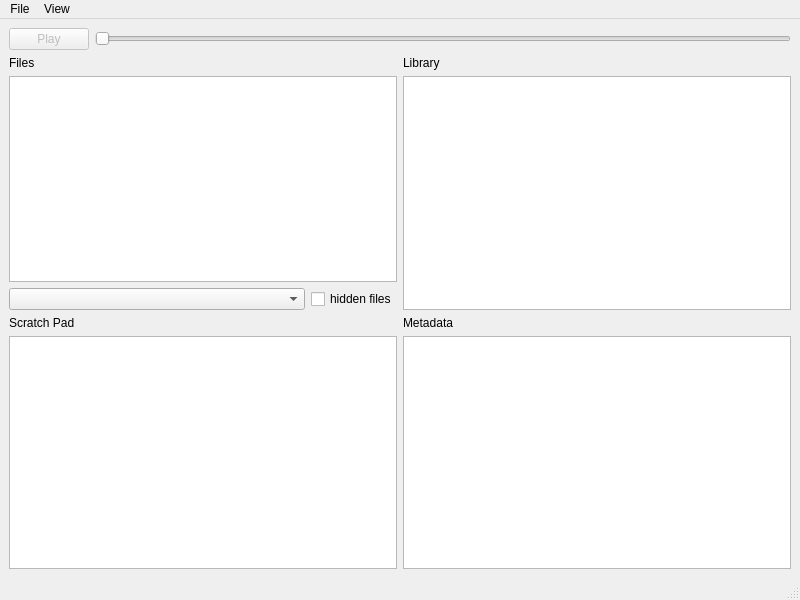
Old version of the form sample_drawer/gui/mainwindow.ui in the repository Jajcus/sampledrawer.
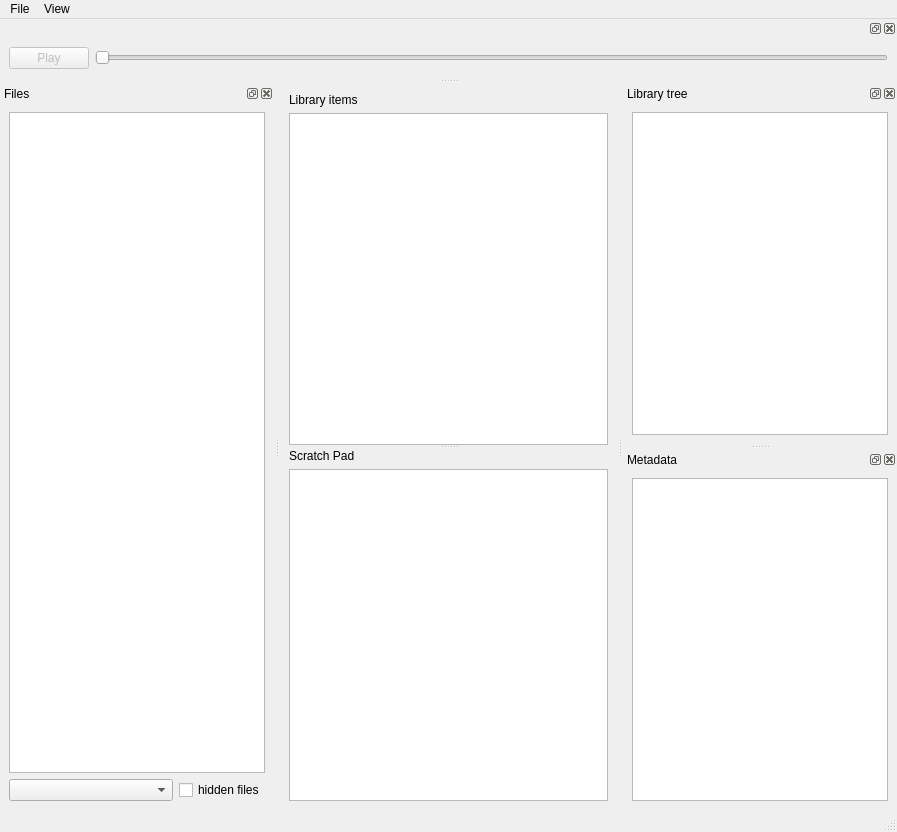
New version of the form. Icons and pictures are not drawn.

Commit message:
mainwindow: use dock widgets
makes the UI cleaner and more flexible

Unfortunately the central widgets cannot be dockable.

Diff of the .ui file:
```diff
--- a/sample_drawer/gui/mainwindow.ui
+++ b/sample_drawer/gui/mainwindow.ui
@@ -6,8 +6,8 @@
    <rect>
     <x>0</x>
     <y>0</y>
-    <width>800</width>
-    <height>600</height>
+    <width>897</width>
+    <height>832</height>
    </rect>
   </property>
   <property name="minimumSize">
@@ -22,125 +22,42 @@
   <widget class="QWidget" name="centralwidget">
    <layout class="QVBoxLayout" name="verticalLayout_6">
     <item>
-     <layout class="QVBoxLayout" name="verticalLayout_5">
-      <item>
-       <layout class="QHBoxLayout" name="horizontalLayout_2">
+     <widget class="QSplitter" name="splitter">
+      <property name="orientation">
+       <enum>Qt::Vertical</enum>
+      </property>
+      <widget class="QWidget" name="items_box" native="true">
+       <property name="enabled">
+        <bool>true</bool>
+       </property>
+       <layout class="QVBoxLayout" name="verticalLayout_4">
         <item>
-         <layout class="QGridLayout" name="media_controls">
-          <item row="0" column="0">
-           <widget class="QPushButton" name="play_btn">
-            <property name="enabled">
-             <bool>false</bool>
-            </property>
-            <property name="text">
-             <string>Play</string>
-            </property>
-            <property name="icon">
-             <iconset theme="media-playback-start">
-              <normaloff>.</normaloff>.</iconset>
-            </property>
-           </widget>
-          </item>
-         </layout>
-        </item>
-        <item>
-         <widget class="QSlider" name="horizontalSlider">
-          <property name="orientation">
-           <enum>Qt::Horizontal</enum>
+         <widget class="QLabel" name="label_3">
+          <property name="text">
+           <string>Library items</string>
           </property>
          </widget>
         </item>
-       </layout>
-      </item>
-      <item>
-       <layout class="QHBoxLayout" name="horizontalLayout_5">
         <item>
-         <layout class="QVBoxLayout" name="verticalLayout">
-          <item>
-           <widget class="QLabel" name="files_label">
-            <property name="text">
-             <string>Files</string>
-            </property>
-           </widget>
-          </item>
-          <item>
-           <widget class="QTreeView" name="file_tree"/>
-          </item>
-          <item>
-           <layout class="QHBoxLayout" name="horizontalLayout">
-            <item>
-             <widget class="QComboBox" name="name_filter">
-              <property name="sizePolicy">
-               <sizepolicy hsizetype="MinimumExpanding" vsizetype="Fixed">
-                <horstretch>0</horstretch>
-                <verstretch>0</verstretch>
-               </sizepolicy>
-              </property>
-             </widget>
-            </item>
-            <item>
-             <widget class="QCheckBox" name="show_hidden">
-              <property name="text">
-               <string>hidden files</string>
-              </property>
-             </widget>
-            </item>
-           </layout>
-          </item>
-         </layout>
+         <widget class="QTableView" name="library_items"/>
         </item>
-        <item>
-         <layout class="QVBoxLayout" name="verticalLayout_2">
-          <item>
-           <widget class="QLabel" name="lib_label">
-            <property name="text">
-             <string>Library</string>
-            </property>
-           </widget>
-          </item>
-          <item>
-           <widget class="QTreeView" name="lib_tree"/>
-          </item>
-         </layout>
-        </item>
        </layout>
-      </item>
-      <item>
-       <layout class="QHBoxLayout" name="horizontalLayout_4">
+      </widget>
+      <widget class="QWidget" name="scratchpad_box" native="true">
+       <layout class="QVBoxLayout" name="verticalLayout_5">
         <item>
-         <layout class="QVBoxLayout" name="verticalLayout_3">
-          <item>
-           <widget class="QLabel" name="label">
-            <property name="text">
-             <string>Scratch Pad</string>
-            </property>
-           </widget>
-          </item>
-          <item>
-           <widget class="QListView" name="listView"/>
-          </item>
-          <item>
-           <layout class="QHBoxLayout" name="horizontalLayout_3"/>
-          </item>
-         </layout>
+         <widget class="QLabel" name="label">
+          <property name="text">
+           <string>Scratch Pad</string>
+          </property>
+         </widget>
         </item>
         <item>
-         <layout class="QVBoxLayout" name="verticalLayout_4">
-          <item>
-           <widget class="QLabel" name="label_2">
-            <property name="text">
-             <string>Metadata</string>
-            </property>
-           </widget>
-          </item>
-          <item>
-           <widget class="QTreeView" name="metadata_view"/>
-          </item>
-         </layout>
+         <widget class="QListView" name="scratchpad_view"/>
         </item>
        </layout>
-      </item>
-     </layout>
+      </widget>
+     </widget>
     </item>
    </layout>
   </widget>
@@ -149,7 +66,7 @@
     <rect>
      <x>0</x>
      <y>0</y>
-     <width>800</width>
+     <width>897</width>
      <height>22</height>
     </rect>
    </property>
@@ -172,6 +89,108 @@
    <addaction name="menuView"/>
   </widget>
   <widget class="QStatusBar" name="statusbar"/>
+  <widget class="QDockWidget" name="player_dock">
+   <attribute name="dockWidgetArea">
+    <number>4</number>
+   </attribute>
+   <widget class="QWidget" name="dockWidgetContents_2">
+    <layout class="QHBoxLayout" name="horizontalLayout_2">
+     <item>
+      <widget class="QPushButton" name="play_btn">
+       <property name="enabled">
+        <bool>false</bool>
+       </property>
+       <property name="text">
+        <string>Play</string>
+       </property>
+       <property name="icon">
+        <iconset theme="media-playback-start">
+         <normaloff>.</normaloff>.</iconset>
+       </property>
+      </widget>
+     </item>
+     <item>
+      <widget class="QSlider" name="horizontalSlider">
+       <property name="orientation">
+        <enum>Qt::Horizontal</enum>
+       </property>
+      </widget>
+     </item>
+    </layout>
+   </widget>
+  </widget>
+  <widget class="QDockWidget" name="files_dock">
+   <property name="windowTitle">
+    <string>Files</string>
+   </property>
+   <attribute name="dockWidgetArea">
+    <number>1</number>
+   </attribute>
+   <widget class="QWidget" name="dockWidgetContents">
+    <layout class="QVBoxLayout" name="verticalLayout">
+     <item>
+      <widget class="QTreeView" name="file_tree"/>
+     </item>
+     <item>
+      <layout class="QHBoxLayout" name="horizontalLayout">
+       <item>
+        <widget class="QComboBox" name="name_filter">
+         <property name="sizePolicy">
+          <sizepolicy hsizetype="MinimumExpanding" vsizetype="Fixed">
+           <horstretch>0</horstretch>
+           <verstretch>0</verstretch>
+          </sizepolicy>
+         </property>
+        </widget>
+       </item>
+       <item>
+        <widget class="QCheckBox" name="show_hidden">
+         <property name="text">
+          <string>hidden files</string>
+         </property>
+        </widget>
+       </item>
+      </layout>
+     </item>
+    </layout>
+   </widget>
+  </widget>
+  <widget class="QDockWidget" name="library_tree_dock">
+   <property name="features">
+    <set>QDockWidget::AllDockWidgetFeatures</set>
+   </property>
+   <property name="allowedAreas">
+    <set>Qt::AllDockWidgetAreas</set>
+   </property>
+   <property name="windowTitle">
+    <string>Library tree</string>
+   </property>
+   <attribute name="dockWidgetArea">
+    <number>2</number>
+   </attribute>
+   <widget class="QWidget" name="dockWidgetContents_3">
+    <layout class="QVBoxLayout" name="verticalLayout_2">
+     <item>
+      <widget class="QTreeView" name="lib_tree"/>
+     </item>
+    </layout>
+   </widget>
+  </widget>
+  <widget class="QDockWidget" name="metadata_dock">
+   <property name="windowTitle">
+    <string>Metadata</string>
+   </property>
+   <attribute name="dockWidgetArea">
+    <number>2</number>
+   </attribute>
+   <widget class="QWidget" name="dockWidgetContents_4">
+    <layout class="QVBoxLayout" name="verticalLayout_3">
+     <item>
+      <widget class="QTreeView" name="metadata_view"/>
+     </item>
+    </layout>
+   </widget>
+  </widget>
   <action name="actionQuit">
    <property name="text">
     <string>Quit</string>
```
Left out of the diff: 170 changed lines with no effect on the pictures.
